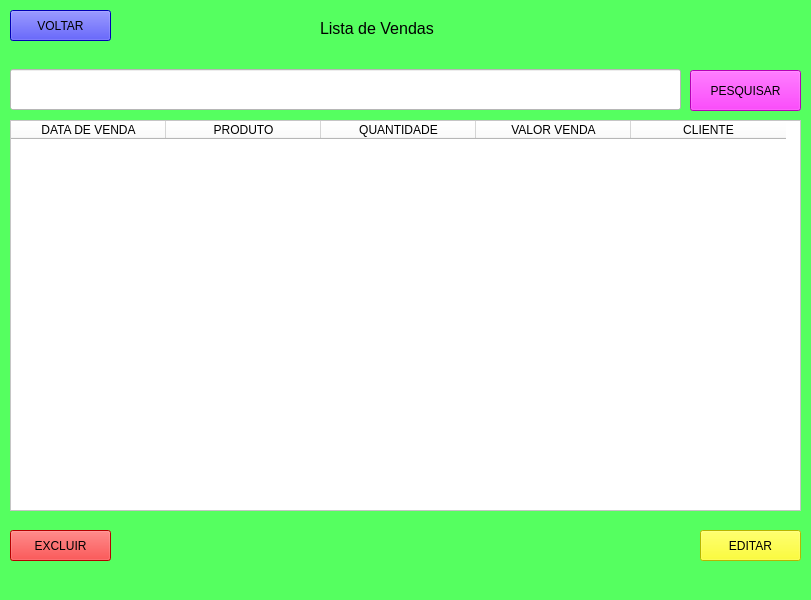
gustavoestevesr/plantinhas-da-marcia, file lista_vendas.ui: the form before one commit.
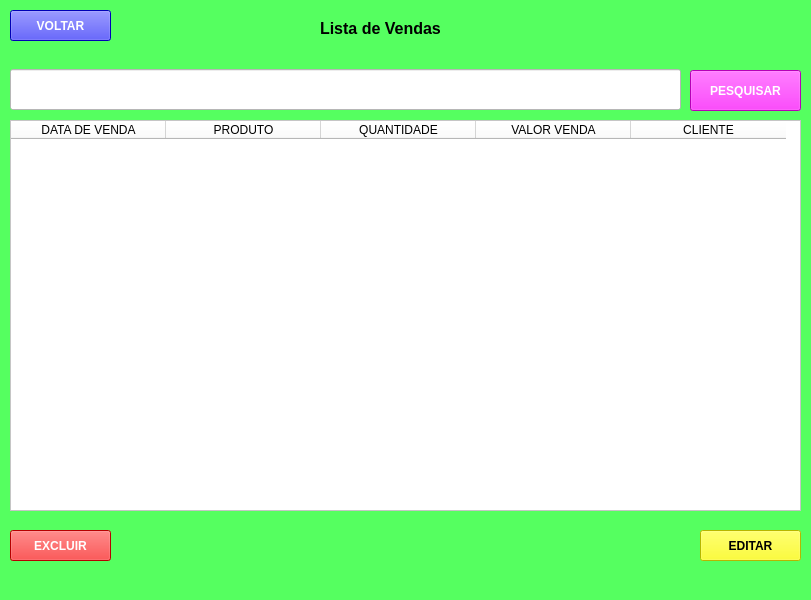
The form after the commit.

Patch:
```diff
--- a/lista_vendas.ui
+++ b/lista_vendas.ui
@@ -90,6 +90,8 @@
     <property name="font">
      <font>
       <pointsize>12</pointsize>
+      <weight>75</weight>
+      <bold>true</bold>
      </font>
     </property>
     <property name="text">
@@ -105,8 +107,15 @@
       <height>31</height>
      </rect>
     </property>
+    <property name="font">
+     <font>
+      <weight>75</weight>
+      <bold>true</bold>
+     </font>
+    </property>
     <property name="styleSheet">
-     <string notr="true">background-color: rgb(255, 0, 0);</string>
+     <string notr="true">background-color: rgb(255, 0, 0);
+color: rgb(255, 255, 255);</string>
     </property>
     <property name="text">
      <string>EXCLUIR</string>
@@ -121,6 +130,12 @@
       <height>31</height>
      </rect>
     </property>
+    <property name="font">
+     <font>
+      <weight>75</weight>
+      <bold>true</bold>
+     </font>
+    </property>
     <property name="styleSheet">
      <string notr="true">background-color: rgb(255, 255, 0);</string>
     </property>
@@ -137,8 +152,15 @@
       <height>31</height>
      </rect>
     </property>
+    <property name="font">
+     <font>
+      <weight>75</weight>
+      <bold>true</bold>
+     </font>
+    </property>
     <property name="styleSheet">
-     <string notr="true">background-color: rgb(0, 0, 255);</string>
+     <string notr="true">background-color: rgb(0, 0, 255);
+color: rgb(255, 255, 255);</string>
     </property>
     <property name="text">
      <string>VOLTAR</string>
@@ -166,8 +188,15 @@
       <height>41</height>
      </rect>
     </property>
+    <property name="font">
+     <font>
+      <weight>75</weight>
+      <bold>true</bold>
+     </font>
+    </property>
     <property name="styleSheet">
-     <string notr="true">background-color: rgb(255, 0, 255);</string>
+     <string notr="true">background-color: rgb(255, 0, 255);
+color: rgb(255, 255, 255);</string>
     </property>
     <property name="text">
      <string>PESQUISAR</string>
```
